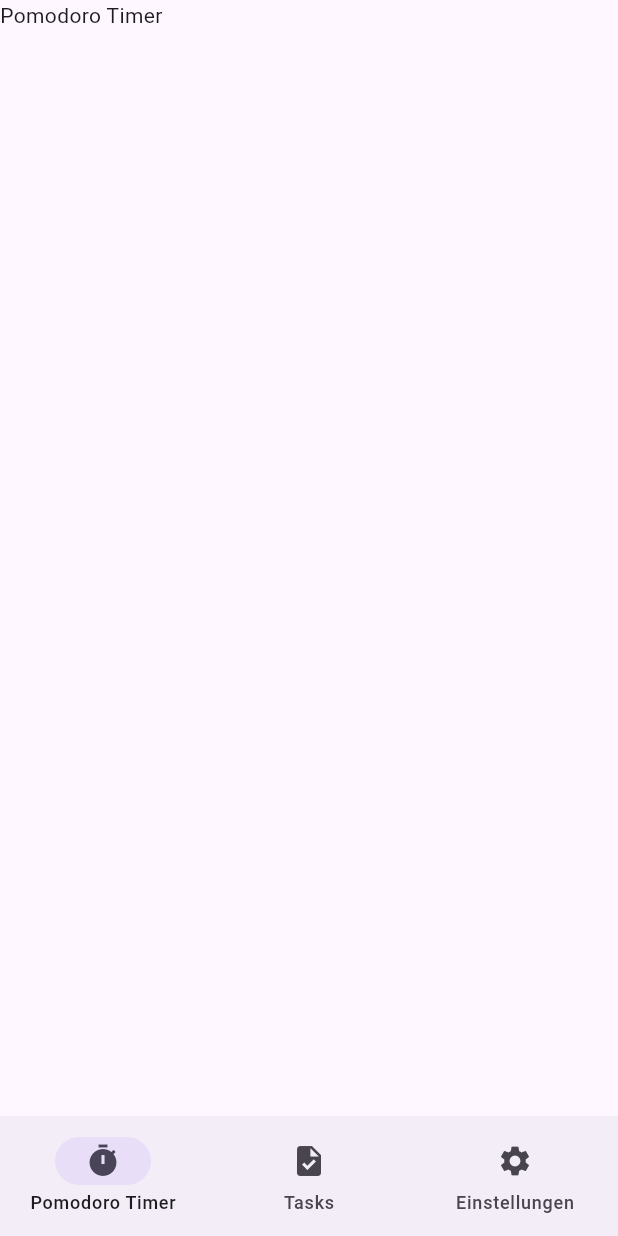
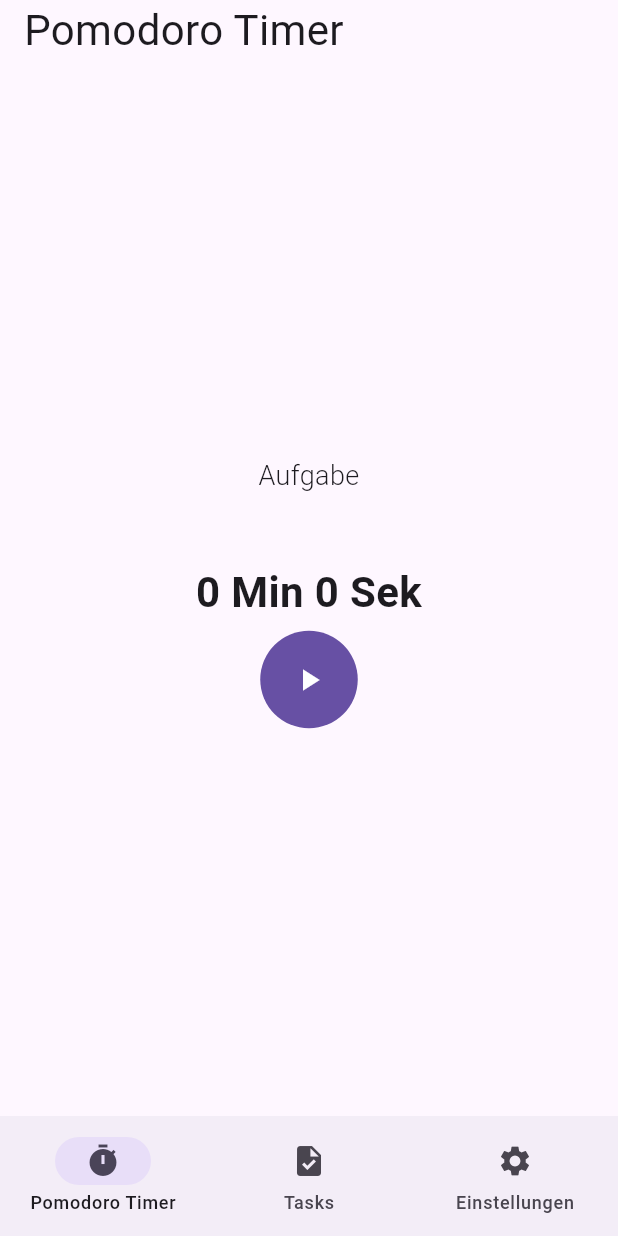
Before and after one commit to Nightmare240219871987/PomodoroTimerUI, a Flutter app: the screen it shows after launch, on a phone screen of 412 x 824 dp. Run offline on Flutter 3.47's test engine with Material 3 defaults, Android fonts, the phone set to English and light mode, and no system bars; our stand-ins replace audioplayers; missing offline and left inert: sqlite3; statements that could not run were skipped.

Commit message:
Timer and Audio Signal implemented

```diff
--- a/lib/src/app.dart
+++ b/lib/src/app.dart
@@ -9,6 +9,7 @@ class MainApp extends StatelessWidget {
   @override
   Widget build(BuildContext context) {
     return MaterialApp(
+      debugShowCheckedModeBanner: false,
       title: "Pomodoro Timer",
       home: LandingPage(db: db, currentIndex: 0),
     );
--- /dev/null
+++ b/lib/src/features/pomodoro_timer/domain/pomodoro_widget.dart
@@ -0,0 +1,131 @@
+import 'dart:async';
+
+import 'package:flutter/material.dart';
+
+// ignore: must_be_immutable
+class PomodoroWidget extends StatefulWidget {
+  double time;
+  String title;
+  void Function() onFinished;
+  void Function()? onCancel;
+  void Function(int elapsedTime)? onTick;
+
+  PomodoroWidget({
+    super.key,
+    required this.time,
+    required this.onFinished,
+    this.onCancel,
+    this.onTick,
+    required this.title,
+  });
+
+  @override
+  State<PomodoroWidget> createState() => _PomodoroWidgetState();
+}
+
+class _PomodoroWidgetState extends State<PomodoroWidget> {
+  final int _periodic = 80;
+  Timer? _timer;
+  late int _maxElapsedTime;
+  int _currentElapsedTime = 0;
+  double _runningTime = 0;
+  late DateTime _startTime;
+  bool _isRunning = false;
+
+  void _startTimer() {
+    _isRunning = true;
+    _maxElapsedTime = widget.time.toInt() * 60000;
+    _startTime = DateTime.now();
+    _timer ??= _timer = Timer.periodic(Duration(milliseconds: _periodic), _run);
+  }
+
+  void _run(Timer t) {
+    DateTime endTime = DateTime.now();
+    _currentElapsedTime = endTime.difference(_startTime).inMilliseconds;
+
+    if (_currentElapsedTime >= _maxElapsedTime) {
+      _stopTimer();
+      _runningTime = widget.time;
+      widget.onFinished();
+    } else {
+      if (widget.onTick != null) {
+        widget.onTick!(_currentElapsedTime);
+      }
+      setState(() {
+        _runningTime = ((_maxElapsedTime - _currentElapsedTime) / 60000);
+      });
+    }
+  }
+
+  void _stopTimer() {
+    if (_timer != null) {
+      _timer!.cancel();
+      setState(() {
+        _isRunning = false;
+        _runningTime = widget.time;
+      });
+      if (widget.onCancel != null) {
+        widget.onCancel!();
+      }
+      _timer = null;
+    }
+  }
+
+  int _getMinFromDouble(double value) {
+    return value.floor();
+  }
+
+  int _getSecFromDouble(double value) {
+    return ((value - value.floor()) * 60).toInt();
+  }
+
+  @override
+  void initState() {
+    _runningTime = widget.time;
+    super.initState();
+  }
+
+  @override
+  Widget build(BuildContext context) {
+    return Column(
+      spacing: 6.0,
+      mainAxisAlignment: MainAxisAlignment.center,
+      crossAxisAlignment: CrossAxisAlignment.center,
+      children: [
+        SizedBox(width: double.infinity),
+        Text(
+          "Aufgabe",
+          style: TextStyle(fontSize: 18, fontWeight: FontWeight.w300),
+          textAlign: TextAlign.center,
+        ),
+        SizedBox(width: double.infinity),
+        Text(
+          widget.title,
+          style: TextStyle(fontSize: 18),
+          textAlign: TextAlign.center,
+        ),
+        Text(
+          "${_getMinFromDouble(_runningTime)} Min ${_getSecFromDouble(_runningTime)} Sek",
+          style: TextStyle(fontSize: 28, fontWeight: FontWeight.bold),
+          textAlign: TextAlign.center,
+        ),
+        Row(
+          mainAxisSize: MainAxisSize.min,
+          children: [
+            IconButton.filled(
+              constraints: BoxConstraints(minWidth: 65, minHeight: 65),
+              onPressed: () {
+                if (!_isRunning && _runningTime > 0) {
+                  _startTimer();
+                } else {
+                  _stopTimer();
+                }
+              },
+              icon: Icon(_isRunning ? Icons.stop : Icons.play_arrow),
+            ),
+          ],
+        ),
+      ],
+    );
+  }
+}
--- a/lib/src/features/pomodoro_timer/presentation/pomodoro_timer.dart
+++ b/lib/src/features/pomodoro_timer/presentation/pomodoro_timer.dart
@@ -1,12 +1,40 @@
 import 'package:flutter/material.dart';
 import 'package:pomodoro_timer_ui/src/data/database_repository.dart';
+import 'package:pomodoro_timer_ui/src/features/pomodoro_timer/domain/pomodoro_widget.dart';
+import 'package:audioplayers/audioplayers.dart';
 
+// ignore: must_be_immutable
 class PomodoroTimer extends StatelessWidget {
   final DatabaseRepository db;
-  const PomodoroTimer({super.key, required this.db});
+  AudioPlayer player = AudioPlayer();
+  PomodoroTimer({super.key, required this.db});
+
+  Future<void> playSound() async {
+    player.setVolume(1);
+    await player.play(AssetSource("audio/bell.wav"));
+  }
 
   @override
   Widget build(BuildContext context) {
-    return SafeArea(child: Text("Pomodoro Timer"));
+    return SafeArea(
+      child: Column(
+        crossAxisAlignment: CrossAxisAlignment.start,
+        children: [
+          Padding(
+            padding: const EdgeInsets.only(left: 16.0),
+            child: Text("Pomodoro Timer", style: TextStyle(fontSize: 28)),
+          ),
+          Expanded(
+            child: PomodoroWidget(
+              time: db.readTask(0) != null ? db.readTask(0)!.time : 0,
+              title: db.readTask(0) != null ? db.readTask(0)!.title : "",
+              onFinished: () async {
+                await playSound();
+              },
+            ),
+          ),
+        ],
+      ),
+    );
   }
 }
--- a/pubspec.yaml
+++ b/pubspec.yaml
@@ -7,6 +7,7 @@ environment:
   sdk: ^3.9.0
 
 dependencies:
+  audioplayers: ^6.5.0
   flutter:
     sdk: flutter
   path: ^1.9.1
@@ -21,3 +22,5 @@ dev_dependencies:
 
 flutter:
   uses-material-design: true
+  assets:
+    - assets/audio/bell.wav
```
Also changed, not shown: pubspec.lock, 7 other files.
